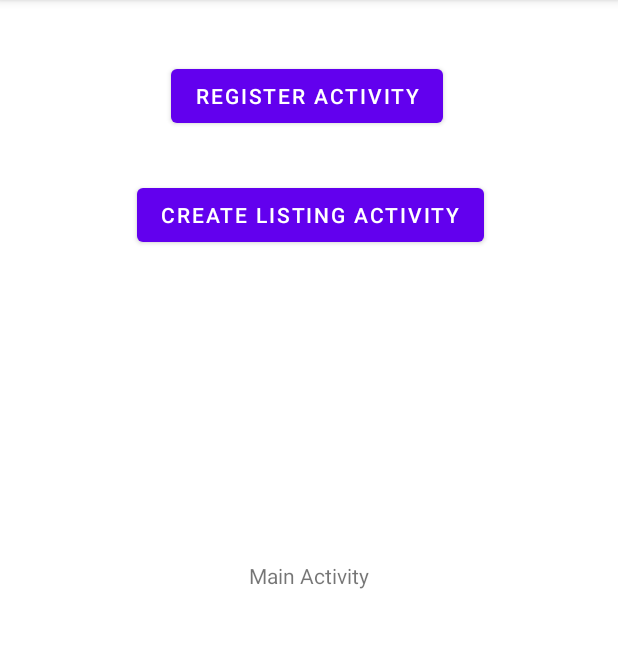
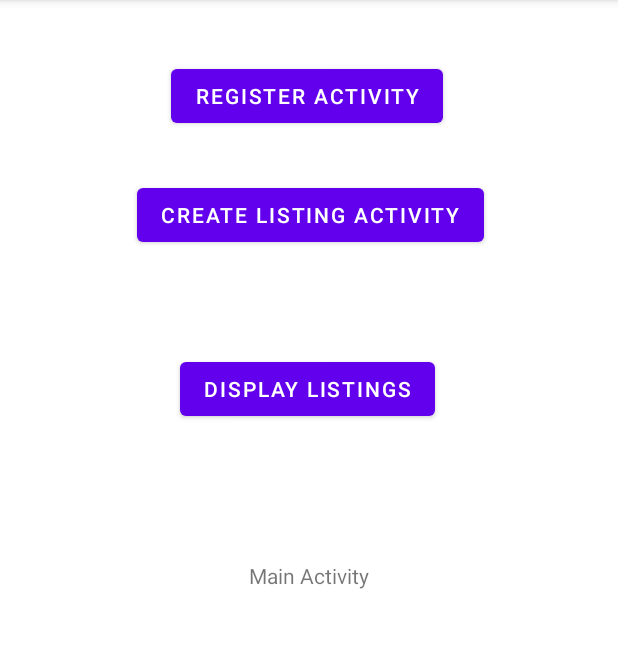
Before and after one commit to SyamMarcus/Android-Mobile-Development-Module, an Android app: the screen it shows after launch (MainActivity), on a phone screen of 412 x 824 dp, the part 84-732 px from its top. Run offline under Robolectric (Android 15) with nearby library versions, the phone set to English and light mode, and no system bars.

Commit message:
version 0.2.0
Created:
- Created new ListingModel class to construct special listing objects for use in retrieving database entries

Feat:
- Added new getAllListings function in DbHelper to return a list of ListingModel objects
- Added button to MainActivity to return a Toast of all entries in listing table using getAllListings function

```diff
--- a/app/src/main/java/com/example/geartrader/MainActivity.java
+++ b/app/src/main/java/com/example/geartrader/MainActivity.java
@@ -6,12 +6,17 @@ import android.content.Intent;
 import android.os.Bundle;
 import android.view.View;
 import android.widget.Button;
+import android.widget.Toast;
+
+import java.util.List;
 
 
 public class MainActivity extends AppCompatActivity {
     // Create variables
     private Button openRegisterButton;
     private Button openListingButton;
+    private Button displayListingsButton;
+
 
     @Override
     protected void onCreate(Bundle savedInstanceState) {
@@ -35,6 +40,17 @@ public class MainActivity extends AppCompatActivity {
                 openCreateListing();
             }
         });
+
+        // Create new button object for the displayListings function
+        displayListingsButton = (Button) findViewById(R.id.displayListingsButton);
+        displayListingsButton.setOnClickListener(new View.OnClickListener() {
+            @Override
+            public void onClick(View v) {
+                DbHelper dbHelper = new DbHelper(MainActivity.this);
+                List<ListingModel> allListings = dbHelper.getAllListings();
+                Toast.makeText(MainActivity.this, allListings.toString(), Toast.LENGTH_SHORT).show();
+            }
+        });
     }
 
     // Create new intent to start Register Activity
--- a/app/src/main/res/layout/activity_main.xml
+++ b/app/src/main/res/layout/activity_main.xml
@@ -39,4 +39,17 @@
         android:layout_marginTop="119dp"
         android:text="Create Listing Activity" />
 
+    <Button
+        android:id="@+id/displayListingsButton"
+        android:layout_width="wrap_content"
+        android:layout_height="wrap_content"
+        android:layout_alignParentStart="true"
+        android:layout_alignParentLeft="true"
+        android:layout_alignParentTop="true"
+        android:layout_centerHorizontal="true"
+        android:layout_marginStart="120dp"
+        android:layout_marginLeft="120dp"
+        android:layout_marginTop="235dp"
+        android:text="Display Listings" />
+
 </RelativeLayout>
```
Also changed, not shown: app/src/main/java/com/example/geartrader/DbHelper.java (+36 -0 lines), app/src/main/java/com/example/geartrader/ListingModel.java (added, +31 -0 lines).
